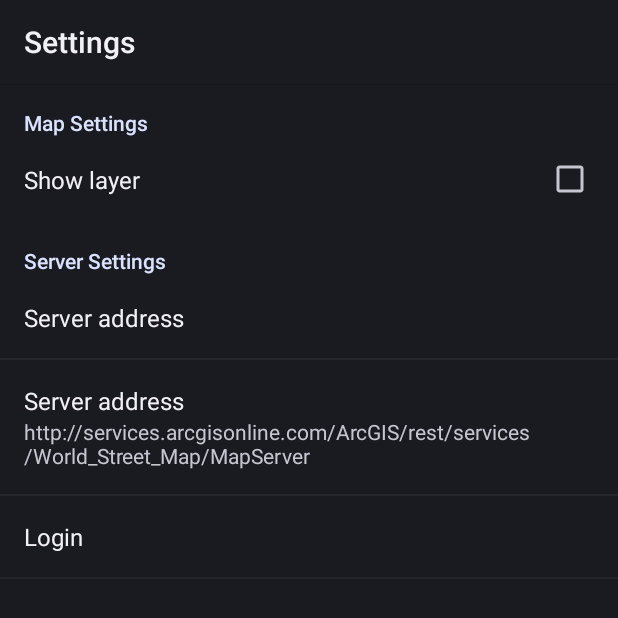
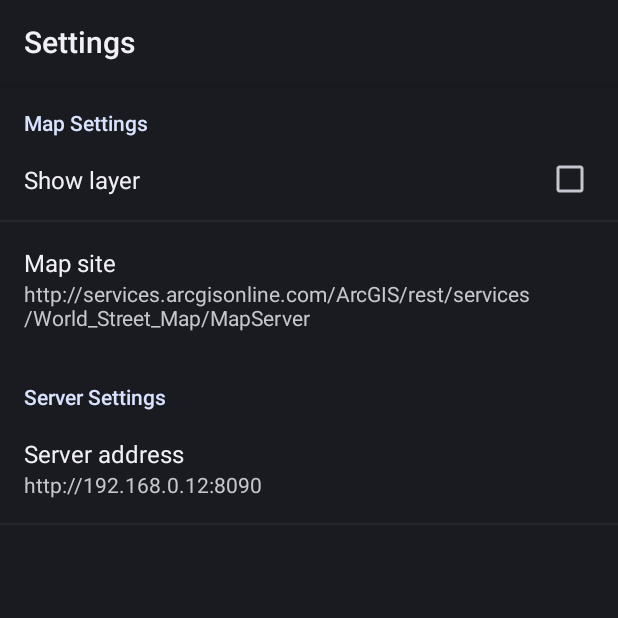
Before and after one commit to sylgas/gopr, an Android app: the PreferencesActivity screen opened directly, with no data from a screen before it, on a phone screen of 412 x 824 dp, the top half of it. Run offline under Robolectric (Android 15) with nearby library versions, the phone set to English and light mode, and no system bars.

Commit message:
[ANDROID] Update preferences

```diff
--- a/android/gopr/app/src/main/java/com/agh/gopr/app/common/Preferences.java
+++ b/android/gopr/app/src/main/java/com/agh/gopr/app/common/Preferences.java
@@ -1,7 +1,10 @@
 package com.agh.gopr.app.common;
 
 
+import com.agh.gopr.app.R;
+
 import org.androidannotations.annotations.sharedpreferences.DefaultLong;
+import org.androidannotations.annotations.sharedpreferences.DefaultRes;
 import org.androidannotations.annotations.sharedpreferences.DefaultString;
 import org.androidannotations.annotations.sharedpreferences.SharedPref;
 
@@ -9,8 +12,10 @@ import org.androidannotations.annotations.sharedpreferences.SharedPref;
 @SharedPref(value = SharedPref.Scope.APPLICATION_DEFAULT)
 public interface Preferences {
 
+    @DefaultRes(R.string.default_server_address)
     String serverAddress();
 
+    @DefaultRes(R.string.default_map_site)
     String mapSite();
 
     @DefaultString("1")
--- a/android/gopr/app/src/main/java/com/agh/gopr/app/service/rest/RequestService.java
+++ b/android/gopr/app/src/main/java/com/agh/gopr/app/service/rest/RequestService.java
@@ -3,7 +3,6 @@ package com.agh.gopr.app.service.rest;
 import android.content.Context;
 import android.widget.Toast;
 
-import com.agh.gopr.app.common.PreferenceHelper;
 import com.agh.gopr.app.common.Preferences_;
 import com.agh.gopr.app.exception.GoprException;
 import com.agh.gopr.app.service.connection.ConnectionService;
@@ -99,7 +98,7 @@ public class RequestService {
     }
 
     private String getBaseUrl() {
-        return PreferenceHelper.getServerAddress(preferences);
+        return preferences.serverAddress().get();
     }
 
     private void connect(String methodUrl, String methodType) throws IOException, ConnectionException {
--- a/android/gopr/app/src/main/java/com/agh/gopr/app/service/rest/service/GpsGetPositionsService.java
+++ b/android/gopr/app/src/main/java/com/agh/gopr/app/service/rest/service/GpsGetPositionsService.java
@@ -2,7 +2,6 @@ package com.agh.gopr.app.service.rest.service;
 
 import android.content.Context;
 
-import com.agh.gopr.app.common.PreferenceHelper;
 import com.agh.gopr.app.common.Preferences_;
 import com.agh.gopr.app.database.entity.Position;
 import com.agh.gopr.app.exception.MethodException;
@@ -38,7 +37,7 @@ public class GpsGetPositionsService implements IMethodService {
     @Override
     public void init() {
         try {
-            RestMethod.GET_ALL_POINTS.run(context, callback, PreferenceHelper.getCurrentActionId(preferences));
+            RestMethod.GET_ALL_POINTS.run(context, callback, preferences.actionId().get());
         } catch (MethodException e) {
             Ln.e("Could not get positions: %s", e.getMessage());
         }
@@ -48,7 +47,7 @@ public class GpsGetPositionsService implements IMethodService {
     public void handle() {
         try {
             RestMethod.GET_POINTS.run(context, callback,
-                    PreferenceHelper.getCurrentActionId(preferences), String.valueOf(System.currentTimeMillis()));
+                    preferences.actionId().get(), String.valueOf(System.currentTimeMillis()));
         } catch (MethodException e) {
             Ln.e("Could not get positions: %s", e.getMessage());
         }
--- a/android/gopr/app/src/main/java/com/agh/gopr/app/service/rest/service/GpsPostPositionsService.java
+++ b/android/gopr/app/src/main/java/com/agh/gopr/app/service/rest/service/GpsPostPositionsService.java
@@ -6,7 +6,6 @@ import android.location.LocationListener;
 import android.location.LocationManager;
 import android.os.Bundle;
 
-import com.agh.gopr.app.common.PreferenceHelper;
 import com.agh.gopr.app.common.Preferences_;
 import com.agh.gopr.app.common.SettingsAlertDialog;
 import com.agh.gopr.app.database.entity.Position;
@@ -20,7 +19,6 @@ import com.google.inject.Inject;
 import org.json.JSONException;
 import org.json.JSONObject;
 
-import java.io.ObjectInputStream;
 import java.util.Date;
 import java.util.List;
 
@@ -93,7 +91,7 @@ public class GpsPostPositionsService {
                 Ln.d("Trying to post %d positions...", positions.size());
                 JSONObject jsonObject = JsonHelper.createJsonFromPositions(preferences.userId().get(), positions);
 
-                String actionId = PreferenceHelper.getCurrentActionId(preferences);
+                String actionId = preferences.actionId().get();
                 try {
                     RestMethod.POST_POINTS.run(context, callback, actionId, jsonObject.toString());
                 } catch (MethodException e) {
--- a/android/gopr/app/src/main/java/com/agh/gopr/app/service/rest/service/method/AbstractMethod.java
+++ b/android/gopr/app/src/main/java/com/agh/gopr/app/service/rest/service/method/AbstractMethod.java
@@ -35,8 +35,6 @@ public abstract class AbstractMethod {
 
     protected abstract List<NameValuePair> appendParameters(List<NameValuePair> pairs, String... params);
 
-    protected abstract String createUrl(String... params) throws MethodException;
-
     protected String buildParams(List<NameValuePair> pairs) {
         return URLEncodedUtils.format(pairs, "utf-8");
     }
--- a/android/gopr/app/src/main/java/com/agh/gopr/app/service/rest/service/method/GetAllPointsMethod.java
+++ b/android/gopr/app/src/main/java/com/agh/gopr/app/service/rest/service/method/GetAllPointsMethod.java
@@ -33,7 +33,6 @@ public class GetAllPointsMethod extends AbstractMethod {
         return pairs;
     }
 
-    @Override
     protected String createUrl(String... params) throws MethodException {
         return MethodHelper.createUrlWithActionId(this, params);
     }
--- a/android/gopr/app/src/main/java/com/agh/gopr/app/service/rest/service/method/GetLayerMethod.java
+++ b/android/gopr/app/src/main/java/com/agh/gopr/app/service/rest/service/method/GetLayerMethod.java
@@ -33,7 +33,6 @@ public class GetLayerMethod extends AbstractMethod {
         return pairs;
     }
 
-    @Override
     protected String createUrl(String... params) throws MethodException {
         return MethodHelper.createUrlWithActionId(this, params);
     }
--- a/android/gopr/app/src/main/java/com/agh/gopr/app/service/rest/service/method/GetPointsMethod.java
+++ b/android/gopr/app/src/main/java/com/agh/gopr/app/service/rest/service/method/GetPointsMethod.java
@@ -36,7 +36,6 @@ public class GetPointsMethod extends AbstractMethod {
         return pairs;
     }
 
-    @Override
     protected String createUrl(String... params) throws MethodException {
         return MethodHelper.createUrlWithActionId(this, params);
     }
--- a/android/gopr/app/src/main/java/com/agh/gopr/app/service/rest/service/method/LoginMethod.java
+++ b/android/gopr/app/src/main/java/com/agh/gopr/app/service/rest/service/method/LoginMethod.java
@@ -7,7 +7,6 @@ import com.agh.gopr.app.service.rest.RequestService;
 import org.apache.http.NameValuePair;
 import org.apache.http.message.BasicNameValuePair;
 
-import java.util.ArrayList;
 import java.util.List;
 
 public class LoginMethod extends AbstractMethod {
@@ -38,7 +37,6 @@ public class LoginMethod extends AbstractMethod {
         return pairs;
     }
 
-    @Override
     protected String createUrl(String... params) throws MethodException {
         return MethodHelper.createUrl(this, params);
     }
--- a/android/gopr/app/src/main/java/com/agh/gopr/app/service/rest/service/method/PostPointsMethod.java
+++ b/android/gopr/app/src/main/java/com/agh/gopr/app/service/rest/service/method/PostPointsMethod.java
@@ -36,7 +36,6 @@ public class PostPointsMethod extends AbstractMethod {
         return pairs;
     }
 
-    @Override
     protected String createUrl(String... params) throws MethodException {
         return MethodHelper.createUrlWithActionId(this, params);
     }
--- /dev/null
+++ b/android/gopr/app/src/main/res/values/defaults.xml
@@ -0,0 +1,4 @@
+<?xml version="1.0" encoding="utf-8"?>
+<resources>
+    <string name="default_server_address">http://192.168.0.12:8090</string>
+</resources>
--- a/android/gopr/app/src/main/res/values/strings.xml
+++ b/android/gopr/app/src/main/res/values/strings.xml
@@ -27,6 +27,7 @@
     <string name="map_settings">Map Settings</string>
     <string name="show_layer">Show layer</string>
     <string name="settings">Settings</string>
+    <string name="map_site">Map site</string>
 
     <!-- Notes -->
     <string name="take_photo">Take photo</string>
--- a/android/gopr/app/src/main/res/xml/preferences.xml
+++ b/android/gopr/app/src/main/res/xml/preferences.xml
@@ -6,20 +6,20 @@
         <CheckBoxPreference
             android:key="showLayer"
             android:title="@string/show_layer"/>
+
+        <EditTextPreference
+            android:defaultValue="@string/default_map_site"
+            android:key="mapSite"
+            android:title="@string/map_site" />
     </PreferenceCategory>
 
     <PreferenceCategory
         android:title="@string/server_settings">
         <EditTextPreference
             android:key="serverAddress"
-            android:title="@string/server_address"/>
-        <EditTextPreference
-            android:defaultValue="@string/default_map_site"
-            android:key="mapSite"
-            android:title="@string/server_address"/>
-        <EditTextPreference
-            android:key="login"
-            android:title="@string/login"/>
+            android:title="@string/server_address"
+            android:defaultValue="@string/default_server_address" />
+
     </PreferenceCategory>
 
 </PreferenceScreen>
```
Also changed, not shown: android/gopr/app/src/main/java/com/agh/gopr/app/common/PreferenceHelper.java (deleted, +0 -30 lines), android/gopr/app/src/main/java/com/agh/gopr/app/ui/fragment/MapFragment.java (+6 -7 lines), 1 other file.
